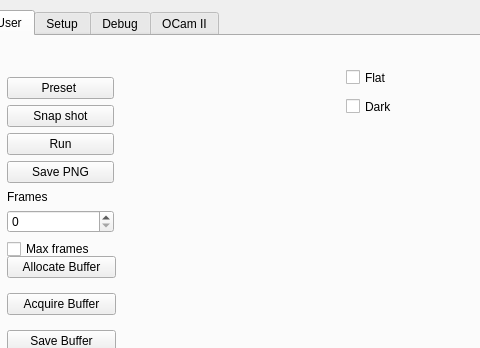
Qt form mainwindow.ui (gychar/OCam2) before a commit; both pictures show x 306 to 786 and y 0 to 348 of the 1264 by 652 pixel window.
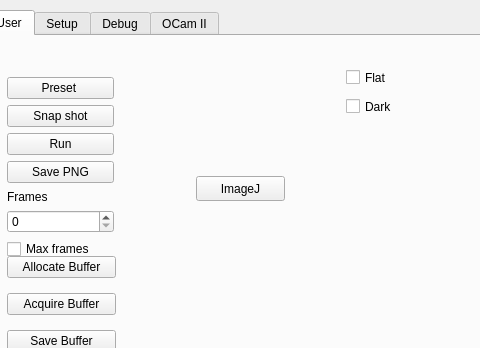
The same form after that commit. Icons and pictures are not drawn.

What changed in the file:
```diff
--- a/mainwindow.ui
+++ b/mainwindow.ui
@@ -563,6 +563,19 @@
        <string>Dark</string>
       </property>
      </widget>
+     <widget class="QPushButton" name="ImageJ_PB">
+      <property name="geometry">
+       <rect>
+        <x>210</x>
+        <y>140</y>
+        <width>89</width>
+        <height>25</height>
+       </rect>
+      </property>
+      <property name="text">
+       <string>ImageJ</string>
+      </property>
+     </widget>
     </widget>
     <widget class="QWidget" name="Setup_Tab">
      <attribute name="title">
```
